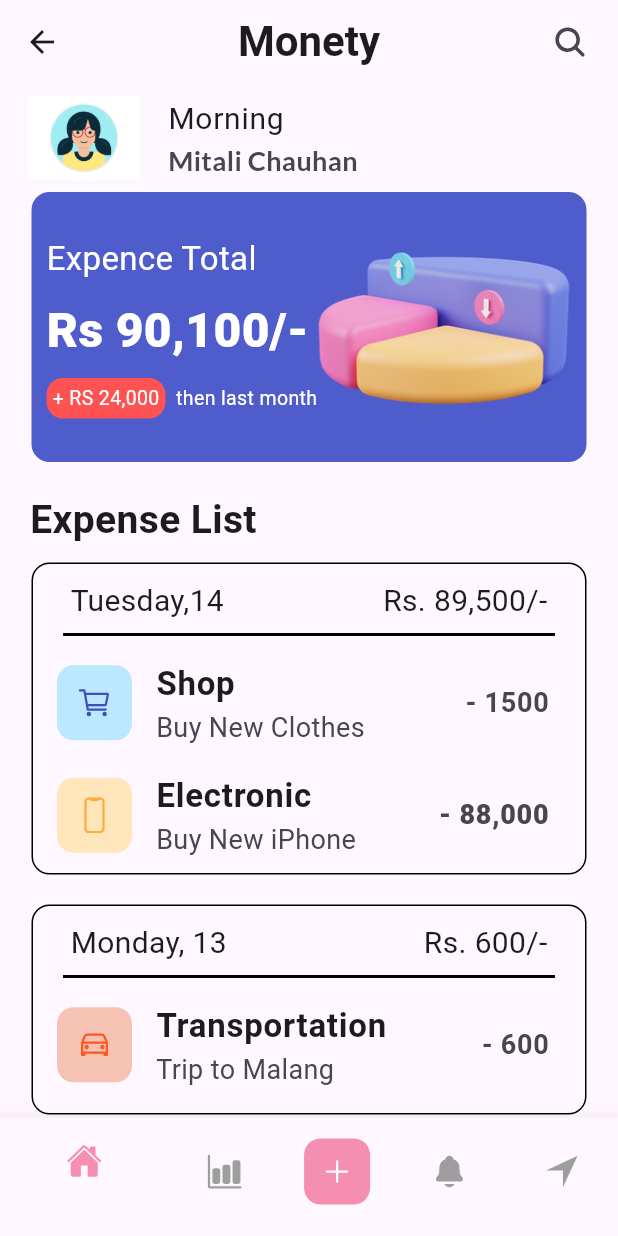
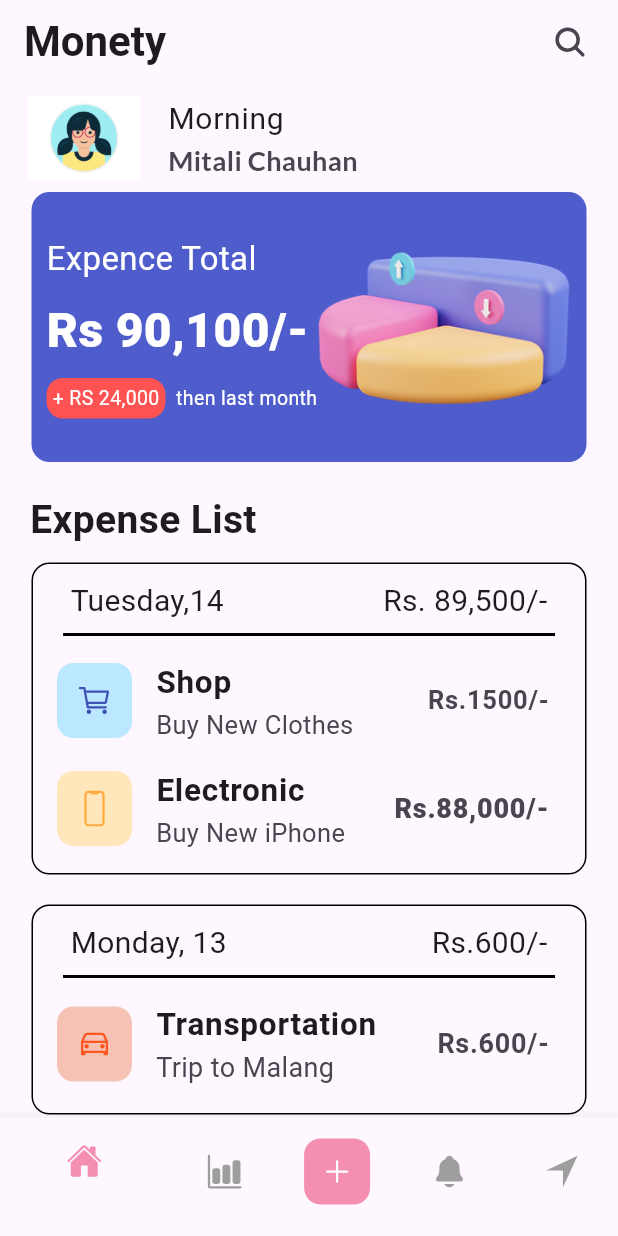
Before and after one commit to LakumM/expece_app, a Flutter app: the screen it shows after launch, after a tap on an icon or button, on a phone screen of 412 x 824 dp. Run offline on Flutter 3.47's test engine with Material 3 defaults, Android fonts, the phone set to English and light mode, and no system bars; our stand-ins replace google_fonts, ionicons; Roboto replaces fonts that are missing (Acme, Hahmlet).

```diff
--- a/lib/Screens/ex_homeScreen.dart
+++ b/lib/Screens/ex_homeScreen.dart
@@ -1,4 +1,4 @@
-import 'package:expece_app/Screens/home_Screen.dart';
+import 'package:expece_app/Screens/homepage.dart';
 import 'package:expece_app/generated/assets.dart';
 import 'package:flutter/material.dart';
 import 'package:google_fonts/google_fonts.dart';
@@ -83,11 +83,11 @@ class Expence_HomeScreen extends StatelessWidget {
                   decoration: BoxDecoration(color: Colors.white),
                   child: ElevatedButton(
                     onPressed: () {
-                      Navigator.push(
-                          context,
-                          MaterialPageRoute(
-                            builder: (_) => HomeScreen(),
-                          ));
+                      Navigator.pushReplacement(context, MaterialPageRoute(
+                        builder: (context) {
+                          return HomePage();
+                        },
+                      ));
                     },
                     child: Icon(
                       Ionicons.arrow_forward_sharp,
--- a/lib/Screens/home_Screen.dart
+++ b/lib/Screens/home_Screen.dart
@@ -2,9 +2,14 @@ import 'package:flutter/material.dart';
 import 'package:google_fonts/google_fonts.dart';
 import 'package:ionicons/ionicons.dart';
 
-class HomeScreen extends StatelessWidget {
+class HomeScreen extends StatefulWidget {
   const HomeScreen({super.key});
 
+  @override
+  State<HomeScreen> createState() => _HomeScreenState();
+}
+
+class _HomeScreenState extends State<HomeScreen> {
   @override
   Widget build(BuildContext context) {
     return Scaffold(
@@ -15,7 +20,6 @@ class HomeScreen extends StatelessWidget {
                 textStyle:
                     TextStyle(fontSize: 28, fontWeight: FontWeight.w600)),
           ),
-          centerTitle: true,
           actions: [
             Padding(
               padding: const EdgeInsets.symmetric(horizontal: 20),
@@ -174,18 +178,18 @@ class HomeScreen extends StatelessWidget {
                     title: Text("Shop",
                         style: GoogleFonts.varelaRound(
                           textStyle: (TextStyle(
-                              fontSize: 22, fontWeight: FontWeight.w600)),
+                              fontSize: 21, fontWeight: FontWeight.w600)),
                         )),
                     subtitle: Text(
                       "Buy New Clothes",
                       style: GoogleFonts.varelaRound(
-                          textStyle: TextStyle(fontSize: 18)),
+                          textStyle: TextStyle(fontSize: 17)),
                     ),
                     trailing: Text(
-                      "- 1500",
+                      "Rs.1500/-",
                       style: GoogleFonts.varelaRound(
                           textStyle: TextStyle(
-                              fontSize: 18, fontWeight: FontWeight.bold)),
+                              fontSize: 17, fontWeight: FontWeight.bold)),
                     ),
                   ),
                   ListTile(
@@ -202,15 +206,15 @@ class HomeScreen extends StatelessWidget {
                     title: Text("Electronic",
                         style: GoogleFonts.varelaRound(
                           textStyle: (TextStyle(
-                              fontSize: 22, fontWeight: FontWeight.w600)),
+                              fontSize: 21, fontWeight: FontWeight.w600)),
                         )),
                     subtitle: Text(
                       "Buy New iPhone",
                       style: GoogleFonts.varelaRound(
-                          textStyle: TextStyle(fontSize: 18)),
+                          textStyle: TextStyle(fontSize: 17)),
                     ),
                     trailing: Text(
-                      "- 88,000",
+                      "Rs.88,000/-",
                       style: GoogleFonts.varelaRound(
                           textStyle: TextStyle(
                               fontSize: 18, fontWeight: FontWeight.w900)),
@@ -240,7 +244,7 @@ class HomeScreen extends StatelessWidget {
                         Text("Monday, 13",
                             style: GoogleFonts.acme(
                                 textStyle: TextStyle(fontSize: 20))),
-                        Text("Rs. 600/-",
+                        Text("Rs.600/-",
                             style: GoogleFonts.acme(
                                 textStyle: TextStyle(fontSize: 20))),
                       ],
@@ -267,7 +271,7 @@ class HomeScreen extends StatelessWidget {
                     title: Text("Transportation",
                         style: GoogleFonts.varelaRound(
                           textStyle: (TextStyle(
-                              fontSize: 22, fontWeight: FontWeight.w600)),
+                              fontSize: 21, fontWeight: FontWeight.w600)),
                         )),
                     subtitle: Text(
                       "Trip to Malang",
@@ -277,7 +281,7 @@ class HomeScreen extends StatelessWidget {
                       )),
                     ),
                     trailing: Text(
-                      "- 600",
+                      "Rs.600/-",
                       style: GoogleFonts.varelaRound(
                           textStyle: TextStyle(
                               fontSize: 18, fontWeight: FontWeight.bold)),
@@ -287,29 +291,6 @@ class HomeScreen extends StatelessWidget {
               ),
             ),
           ],
-        ),
-        bottomNavigationBar: BottomNavigationBar(
-          items: [
-            BottomNavigationBarItem(icon: Icon(Ionicons.home), label: ""),
-            BottomNavigationBarItem(icon: Icon(Ionicons.bar_chart), label: ""),
-            BottomNavigationBarItem(
-                icon: Container(
-                    padding: EdgeInsets.all(10),
-                    decoration: BoxDecoration(
-                        color: Colors.pink.shade200,
-                        borderRadius: BorderRadius.circular(11)),
-                    child: Icon(
-                      Ionicons.add,
-                      color: Colors.white,
-                    )),
-                label: ""),
-            BottomNavigationBarItem(
-                icon: Icon(Ionicons.notifications), label: ""),
-            BottomNavigationBarItem(
-                icon: Icon(Ionicons.navigate_sharp), label: ""),
-          ],
-          unselectedItemColor: Colors.grey,
-          selectedItemColor: Colors.pink.shade200,
         ));
   }
 }
--- /dev/null
+++ b/lib/Screens/homepage.dart
@@ -0,0 +1,54 @@
+import 'package:expece_app/Screens/home_Screen.dart';
+import 'package:expece_app/Screens/statistic.dart';
+import 'package:flutter/cupertino.dart';
+import 'package:flutter/material.dart';
+import 'package:ionicons/ionicons.dart';
+
+class HomePage extends StatefulWidget {
+  const HomePage({super.key});
+
+  @override
+  State<HomePage> createState() => HomePageState();
+}
+
+class HomePageState extends State<HomePage> {
+  int selectedIndex = 0;
+
+  List<Widget> navPage = [
+    HomeScreen(),
+    Statestic_Screen(),
+  ];
+  @override
+  Widget build(BuildContext context) {
+    return Scaffold(
+        body: navPage[selectedIndex],
+        bottomNavigationBar: BottomNavigationBar(
+          items: [
+            BottomNavigationBarItem(icon: Icon(Ionicons.home), label: ""),
+            BottomNavigationBarItem(icon: Icon(Ionicons.bar_chart), label: ""),
+            BottomNavigationBarItem(
+                icon: Container(
+                    padding: EdgeInsets.all(10),
+                    decoration: BoxDecoration(
+                        color: Colors.pink.shade200,
+                        borderRadius: BorderRadius.circular(11)),
+                    child: Icon(
+                      Ionicons.add,
+                      color: Colors.white,
+                    )),
+                label: ""),
+            BottomNavigationBarItem(
+                icon: Icon(Ionicons.notifications), label: ""),
+            BottomNavigationBarItem(
+                icon: Icon(Ionicons.navigate_sharp), label: ""),
+          ],
+          unselectedItemColor: Colors.grey,
+          selectedItemColor: Colors.pink.shade200,
+          currentIndex: selectedIndex,
+          onTap: (value) {
+            selectedIndex = value;
+            setState(() {});
+          },
+        ));
+  }
+}
```
Also changed, not shown: lib/Screens/statistic.dart (added, +257 -0 lines), assets/pngImage/barchart.png (added), assets/pngImage/barchart1.png (added), assets/pngImage/exdev.png (added), lib/generated/assets.dart.
